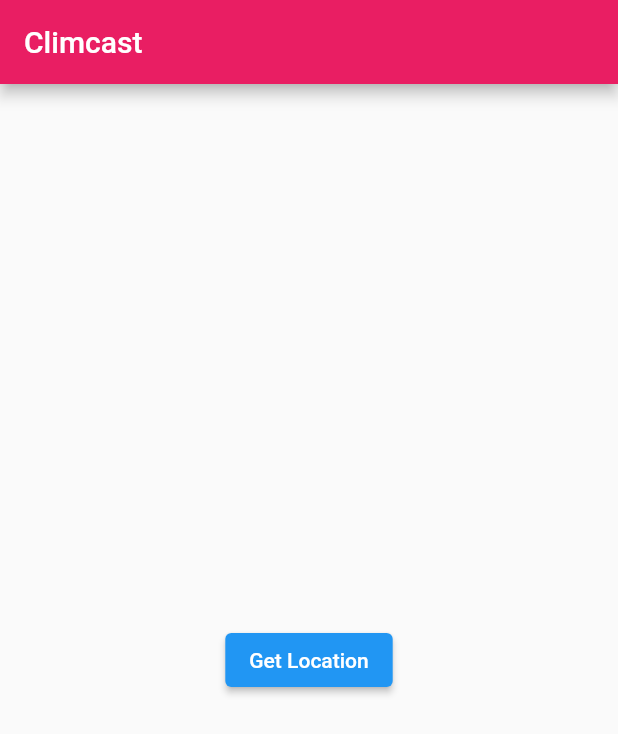
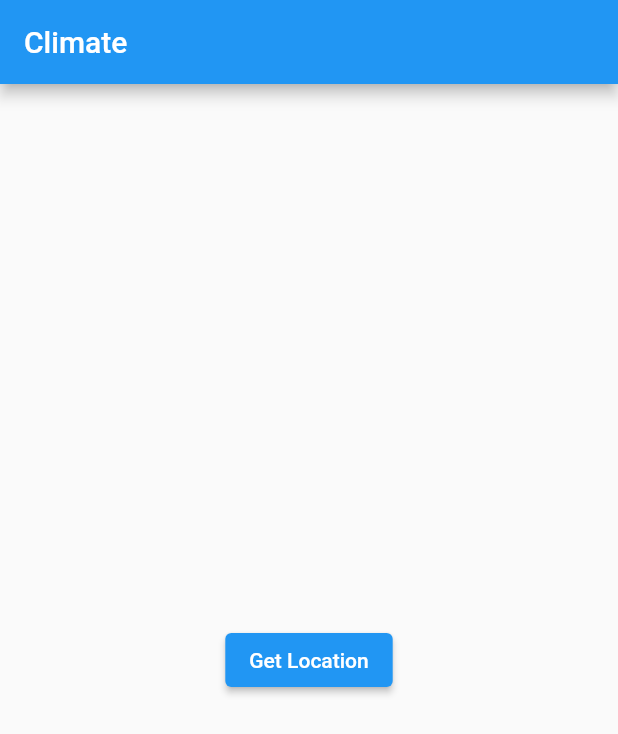
Before and after one commit to HMADAHMD/ClimateCast, a Flutter app: the screen it shows after launch, after a tap on "Get Location", on a phone screen of 412 x 824 dp. Shown: the top 734 px of the screen. Run offline on Flutter 3.47's test engine with Material 2 defaults, Android fonts, the phone set to English and light mode, and no system bars; our stand-ins replace flutter_spinkit, geolocator; network calls fail.

Commit message:
Day1 Completed

```diff
--- /dev/null
+++ b/lib/Location.dart
@@ -0,0 +1,26 @@
+import 'package:geolocator/geolocator.dart';
+import 'package:http/http.dart' as http;
+import 'dart:convert';
+import 'Networking.dart';
+
+//87940f818a9420b66221bc33b39a0611  API key
+
+class Location {
+  double? Longitude;
+  double? Latitude;
+
+  Future getLocation() async {
+    try {
+      LocationPermission requestPermission;
+      requestPermission = await Geolocator.requestPermission();
+      Position position = await Geolocator.getCurrentPosition(
+          desiredAccuracy: LocationAccuracy.low);
+      Longitude = position.longitude;
+      Latitude = position.latitude;
+      print(Longitude);
+      print(Latitude);
+    } catch (e) {
+      print(e);
+    }
+  }
+}
--- /dev/null
+++ b/lib/Networking.dart
@@ -0,0 +1,14 @@
+import 'package:http/http.dart' as http;
+import 'dart:convert';
+import 'Location.dart';
+
+class Networking {
+  String url;
+  Networking(this.url);
+
+  Future getData() async {
+    http.Response response = await http.get(Uri.parse(url));
+    String data = response.body;
+    return jsonDecode(data);
+  }
+}
--- a/lib/main.dart
+++ b/lib/main.dart
@@ -1,6 +1,14 @@
+import 'package:climatecast/Location.dart';
+import 'package:climatecast/Networking.dart';
+import 'package:flutter/gestures.dart';
 import 'package:flutter/material.dart';
 import 'package:geolocator/geolocator.dart';
+import 'package:http/http.dart';
+import 'package:http/http.dart' as http;
+import 'dart:convert';
+import 'package:flutter_spinkit/flutter_spinkit.dart';
 
+const apiKey = "87940f818a9420b66221bc33b39a0611";
 void main(List<String> args) {
   runApp(MyApp());
 }
@@ -13,18 +21,28 @@ class MyApp extends StatefulWidget {
 }
 
 class _MyAppState extends State<MyApp> {
+  double? longitude;
+  double? latitude;
+
   @override
-  void locationGot() async {
-    LocationPermission requestPermission;
-    requestPermission = await Geolocator.requestPermission();
-    Position position = await Geolocator.getCurrentPosition(
-        desiredAccuracy: LocationAccuracy.low);
-    print(position);
+  void initState() {
+    super.initState();
+    getLocationData();
   }
 
-  void initState() {
-    super.initState();
-    locationGot();
+  void getLocationData() async {
+    Location myLocation = Location();
+    await myLocation.getLocation();
+    longitude = myLocation.Longitude;
+    latitude = myLocation.Latitude;
+    Networking myNetworking = Networking(
+        "https://api.openweathermap.org/data/2.5/weather?lat=$latitude&lon=$longitude&units=metric&appid=$apiKey");
+
+    var weatherData = await myNetworking.getData();
+    var cityname = weatherData['name'];
+    var temperature = weatherData['main']['temp'];
+    print(temperature);
+    print(cityname);
   }
 
   @override
@@ -32,12 +50,17 @@ class _MyAppState extends State<MyApp> {
     return MaterialApp(
       home: Scaffold(
         appBar: AppBar(
-          title: const Text('Climcast'),
-          backgroundColor: Colors.pink,
+          title: const Text("Climate"),
         ),
         body: Center(
-            child: ElevatedButton(
-                onPressed: () {}, child: const Text("Get Location"))),
+          child: Column(
+            mainAxisAlignment: MainAxisAlignment.center,
+            crossAxisAlignment: CrossAxisAlignment.center,
+            children: [
+              ElevatedButton(onPressed: () {}, child: Text("Get Location"))
+            ],
+          ),
+        ),
       ),
     );
   }
--- a/pubspec.yaml
+++ b/pubspec.yaml
@@ -37,6 +37,8 @@ dependencies:
   # Use with the CupertinoIcons class for iOS style icons.
   cupertino_icons: ^1.0.2
   geolocator: ^9.0.2
+  http: ^0.13.5
+  flutter_spinkit: ^5.1.0
 
 dev_dependencies:
   flutter_test:
```
Also changed, not shown: pubspec.lock, 1 other file.
